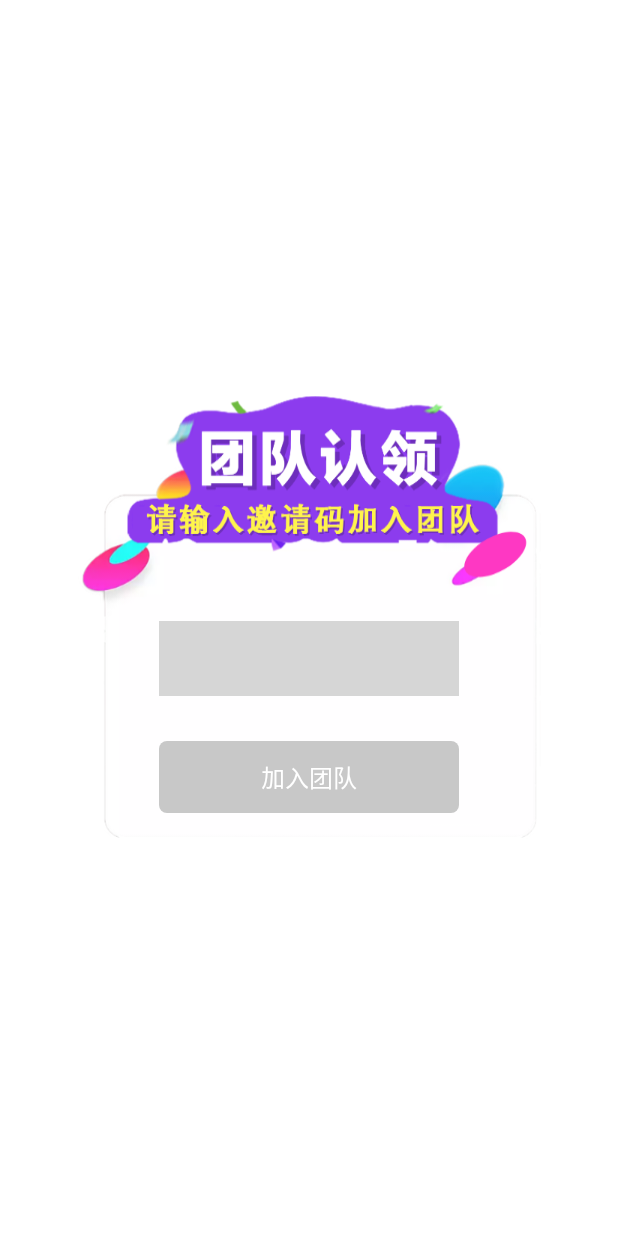
After one commit to RangerAnan/LeQianBao, an Android app: the layout dialog_join_team.xml on its own in the app's theme, with its tools: preview values and no code run, on a phone screen of 412 x 824 dp. The commit adds this screen. Run offline under Robolectric (Android 15) with nearby library versions, the phone set to English and light mode, and no system bars; network calls fail; grey boxes are pictures that could not be loaded.

Commit message:
加入团队接口

```diff
--- a/app/src/main/java/com/leqian/bao/common/sp/ShareUtilUser.java
+++ b/app/src/main/java/com/leqian/bao/common/sp/ShareUtilUser.java
@@ -21,6 +21,8 @@ public class ShareUtilUser {
     public static final String USER_INFO = "m1";
 
     public static final String uid = "m2";
+
+    public static final String TEAMID = "m3";
 
 
     static {
--- a/app/src/main/java/com/leqian/bao/model/BaseModelReq.java
+++ b/app/src/main/java/com/leqian/bao/model/BaseModelReq.java
@@ -37,6 +37,6 @@ public class BaseModelReq extends BaseModel {
      */
     public String method = "";
 
-    public int uid = LoginBLL.getInstance().getUserInfo().getUid();
+    public String uid = LoginBLL.getInstance().getUserInfo().getUid();
 
 }
--- a/app/src/main/java/com/leqian/bao/model/account/LoginResp.java
+++ b/app/src/main/java/com/leqian/bao/model/account/LoginResp.java
@@ -14,14 +14,14 @@ public class LoginResp extends BaseModelResp {
      * type : 2
      */
 
-    private int uid;
+    private String uid;
     private String type;    //type=1表示团长，2表示团员
 
-    public int getUid() {
+    public String getUid() {
         return uid;
     }
 
-    public void setUid(int uid) {
+    public void setUid(int String) {
         this.uid = uid;
     }
 
--- /dev/null
+++ b/app/src/main/res/layout/dialog_join_team.xml
@@ -0,0 +1,39 @@
+<?xml version="1.0" encoding="utf-8"?>
+<LinearLayout xmlns:android="http://schemas.android.com/apk/res/android"
+    android:layout_width="360dp"
+    android:layout_height="wrap_content"
+    android:layout_gravity="center"
+    android:background="@mipmap/pop_invitation_team_bg"
+    android:gravity="center_horizontal"
+    android:orientation="vertical">
+
+
+    <EditText
+        android:id="@+id/et_invite_code"
+        android:layout_width="200dp"
+        android:layout_height="50dp"
+        android:layout_marginTop="150dp"
+        android:background="@drawable/edit_bg"
+        android:hint="请长按粘贴团队邀请码"
+        android:imeOptions="actionDone"
+        android:maxLines="1"
+        android:paddingLeft="@dimen/dp_15"
+        android:singleLine="true"
+        android:textColor="@color/colorBlack"
+        android:textColorHint="@color/color_gray"
+        android:textSize="16sp" />
+
+
+    <Button
+        android:id="@id/btn_ok"
+        android:layout_width="200dp"
+        android:layout_height="wrap_content"
+        android:layout_gravity="center_horizontal"
+        android:layout_marginTop="@dimen/dp_30"
+        android:layout_marginBottom="@dimen/dp_18"
+        android:background="@drawable/btn_orange"
+        android:enabled="false"
+        android:text="加入团队"
+        android:textColor="@color/color_white"
+        android:textSize="16sp" />
+</LinearLayout>
```
Also changed, not shown: app/src/main/java/com/leqian/bao/view/activity/MainActivity.java (+7 -13 lines), app/src/main/java/com/leqian/bao/view/dialog/listDilog/JoinTeamDialog.java (added, +115 -0 lines), app/src/main/res/mipmap-xhdpi/pop_invitation_team_bg.png (added).
